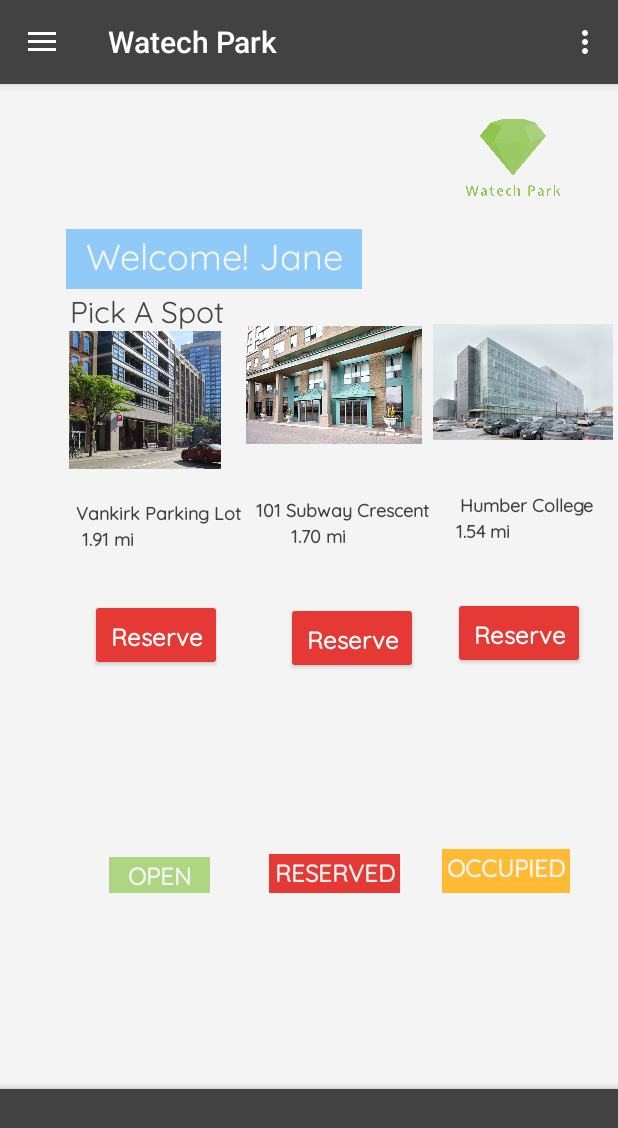
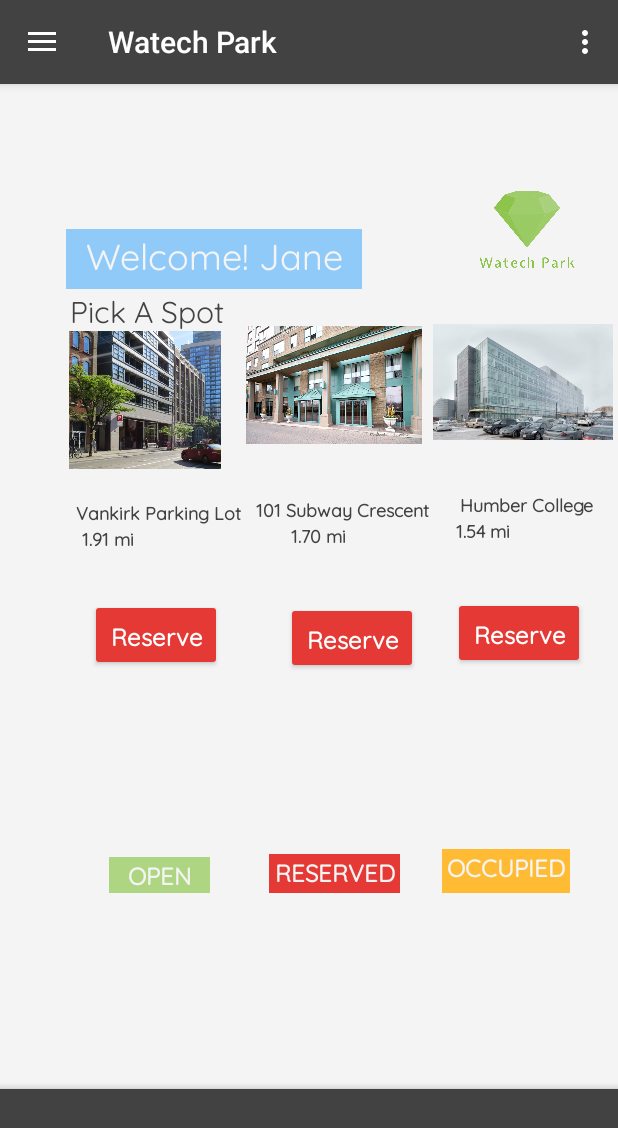
Before and after one commit to VikasCENG/WatechPark, an Android app: the screen it shows after launch (MainMenu), after a tap on "Login", on a phone screen of 412 x 824 dp. Shown: the top 1128 px of the screen. Run offline under Robolectric (Android 15) with nearby library versions, the phone set to English and light mode, and no system bars; our stand-ins replace navigation-ui.

Commit message:
Fixed constraints that did not build correctly.

```diff
--- a/app/src/main/res/layout/fragment_home.xml
+++ b/app/src/main/res/layout/fragment_home.xml
@@ -11,7 +11,7 @@
         android:layout_height="655dp"
         android:background="#F4F4F4"
         app:layout_constraintEnd_toEndOf="parent"
-        tools:layout_editor_absoluteY="0dp">
+        app:layout_constraintTop_toTopOf="parent">
 
         <TextView
             android:id="@+id/textView9"
@@ -129,11 +129,12 @@
             android:layout_width="112dp"
             android:layout_height="96dp"
             android:layout_marginStart="5dp"
+            android:layout_marginTop="48dp"
             app:layout_constraintEnd_toEndOf="parent"
-            app:layout_constraintHorizontal_bias="0.734"
+            app:layout_constraintHorizontal_bias="0.907"
             app:layout_constraintStart_toEndOf="@+id/textView11"
-            app:srcCompat="@drawable/logo_transparent"
-            tools:layout_editor_absoluteY="156dp" />
+            app:layout_constraintTop_toTopOf="parent"
+            app:srcCompat="@drawable/logo_transparent" />
 
         <ImageView
             android:id="@+id/imageView11"
```
